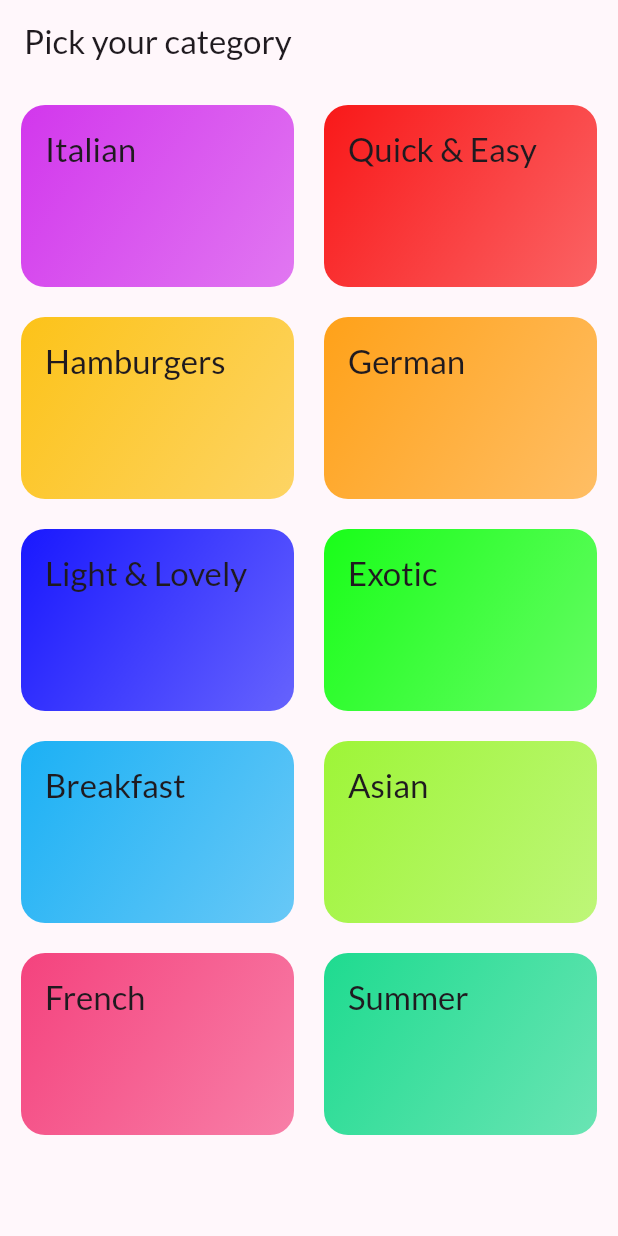
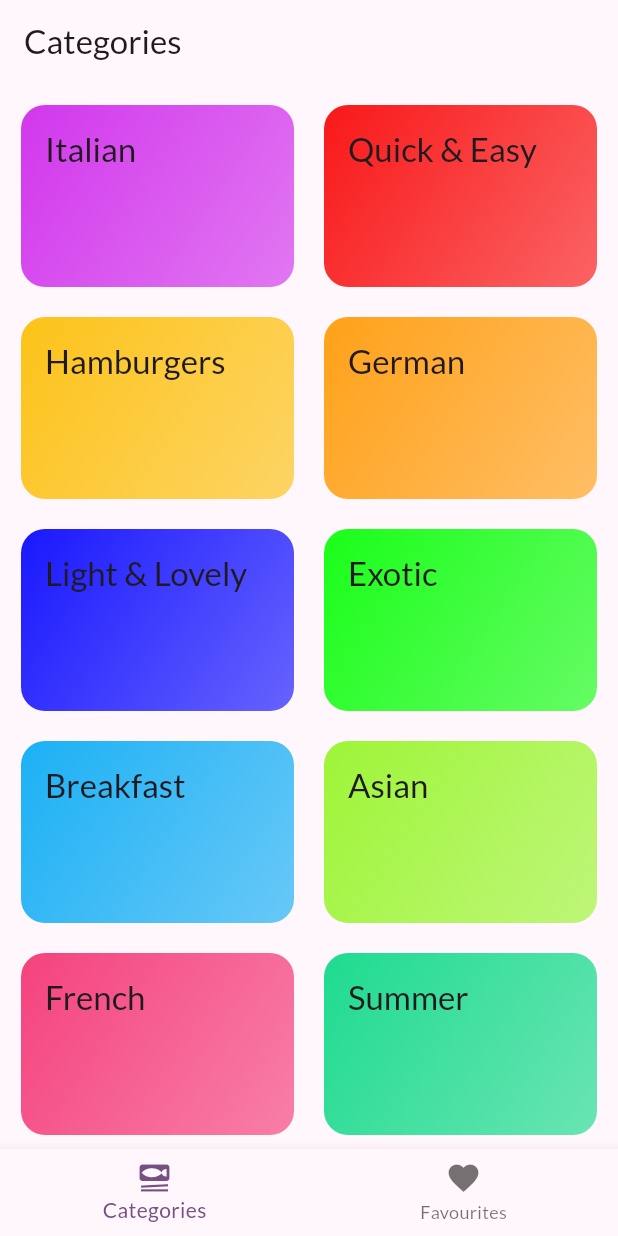
Before and after one commit to AtharvaParadkar/Meals-App, a Flutter app: the screen it shows after launch, on a phone screen of 412 x 824 dp. Run offline on Flutter 3.47's test engine with Material 3 defaults, Android fonts, the phone set to English and light mode, and no system bars; our stand-ins replace google_fonts, transparent_image.

```diff
--- a/lib/main.dart
+++ b/lib/main.dart
@@ -1,6 +1,6 @@
 import 'package:flutter/material.dart';
 import 'package:google_fonts/google_fonts.dart';
-import 'package:meals_app/screens/categories.dart';
+import 'package:meals_app/screens/tabs.dart';
 
 final lightTheme = ThemeData(
   colorScheme: ColorScheme.fromSeed(
@@ -31,7 +31,7 @@ class MyApp extends StatelessWidget {
       theme: lightTheme,
       darkTheme: darkTheme,
       themeMode: ThemeMode.system,
-      home: const CategoriesScreen(),
+      home: const TabsScreen(),
     );
   }
 }
--- a/lib/screens/categories.dart
+++ b/lib/screens/categories.dart
@@ -8,13 +8,15 @@ class CategoriesScreen extends StatelessWidget {
   const CategoriesScreen({super.key});
 
   void _selectCategory(BuildContext context, Category category) {
-    final filteredMeals=dummyMeals.where((meal) => meal.categories.contains(category.id)).toList();
+    final filteredMeals = dummyMeals
+        .where((meal) => meal.categories.contains(category.id))
+        .toList();
 
     //~ Used to navigate to a screen
     // Navigator.push(context, route);
     Navigator.of(context).push(
       MaterialPageRoute(
-        builder: (ctx) =>  MealsScreen(
+        builder: (ctx) => MealsScreen(
           title: category.title,
           meals: filteredMeals,
         ),
@@ -24,11 +26,7 @@ class CategoriesScreen extends StatelessWidget {
 
   @override
   Widget build(BuildContext context) {
-    return Scaffold(
-      appBar: AppBar(
-        title: const Text('Pick your category'),
-      ),
-      body: GridView(
+    return GridView(
       padding: const EdgeInsets.all(14),
       gridDelegate: const SliverGridDelegateWithFixedCrossAxisCount(
         crossAxisCount: 2,
@@ -41,11 +39,10 @@ class CategoriesScreen extends StatelessWidget {
           CategoryGridItem(
             category: category,
             onSelectCategory: () {
-                _selectCategory(context,category);
+              _selectCategory(context, category);
             },
           )
       ],
-      ),
     );
   }
 }
--- a/lib/screens/meals.dart
+++ b/lib/screens/meals.dart
@@ -4,9 +4,10 @@ import 'package:meals_app/screens/meal_details.dart';
 import 'package:meals_app/widgets/meal_item.dart';
 
 class MealsScreen extends StatelessWidget {
-  const MealsScreen({super.key, required this.title, required this.meals});
+  const MealsScreen({super.key, this.title, required this.meals});
 
-  final String title;
+  //^ '?' means it can also be null
+  final String? title;
   final List<Meal> meals;
 
   void selectMeal(BuildContext context, Meal meal) {
@@ -48,9 +49,14 @@ class MealsScreen extends StatelessWidget {
         ),
       );
     }
+
+  if(title == null){
+    return content;
+  }
+
     return Scaffold(
       appBar: AppBar(
-        title: Text(title),
+        title: Text(title!),
       ),
       body: content,
     );
--- /dev/null
+++ b/lib/screens/tabs.dart
@@ -0,0 +1,50 @@
+import 'package:flutter/material.dart';
+import 'package:meals_app/screens/categories.dart';
+import 'package:meals_app/screens/meals.dart';
+
+class TabsScreen extends StatefulWidget {
+  const TabsScreen({super.key});
+
+  @override
+  State<TabsScreen> createState() => _TabsScreenState();
+}
+
+class _TabsScreenState extends State<TabsScreen> {
+  int _selectedPageIndex=0;
+  void _selectPage(int index){
+    setState(() {
+      _selectedPageIndex=index;
+    });
+  }
+  @override
+  Widget build(BuildContext context) {
+    Widget activePage=const CategoriesScreen();
+    var activePageTitle='Categories';
+
+    if(_selectedPageIndex==1){
+      activePage=const MealsScreen(meals: []);
+      activePageTitle='Your Favorites';
+    }
+
+    return Scaffold(
+      appBar: AppBar(
+        title: Text(activePageTitle),
+      ),
+      body: activePage ,
+      bottomNavigationBar: BottomNavigationBar(
+        onTap: _selectPage,
+        currentIndex: _selectedPageIndex,
+        items: const [
+          BottomNavigationBarItem(
+            icon: Icon(Icons.set_meal),
+            label: 'Categories',
+          ),
+          BottomNavigationBarItem(
+            icon: Icon(Icons.favorite),
+            label: 'Favourites',
+          ),
+        ],
+      ),
+    );
+  }
+}
```
Lines whose indentation alone changed are shown as unchanged.
